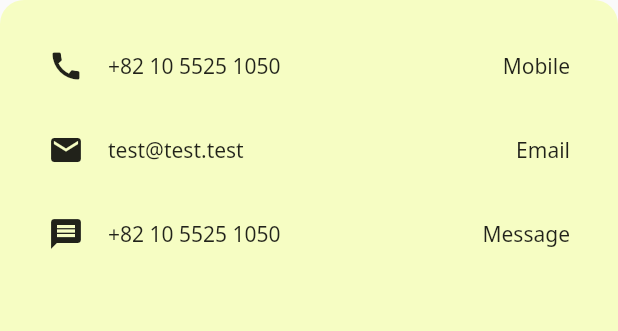
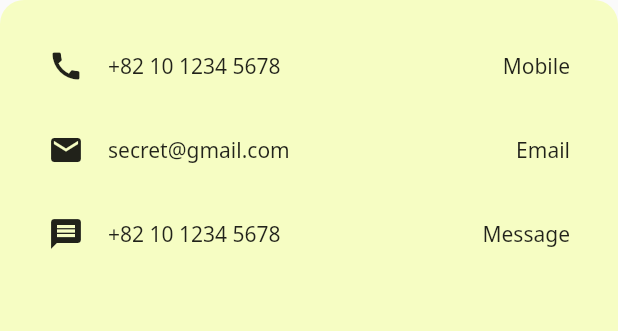
Before and after one commit to zladb/hamging_chat, a Flutter app: the _Contacts widget shown alone on an empty page, opened directly with sample values from the repository, on a phone screen of 412 x 824 dp. Shown: the top 331 px of the screen. Run offline on Flutter 3.47's test engine with Material 2 defaults, Android fonts, the light colour scheme and no system bars; our stand-ins replace cloud_firestore, email_validator, firebase_auth, firebase_core, firebase_storage, flutter_riverpod and 4 more; missing offline and left inert: image_picker_web; accounts and stored records are empty; network calls fail.

Commit message:
개인정보 보호 업데이트
이메일이 프로필에서 노출되지 않습니다.

```diff
--- a/lib/screen/user/mypage/my_page_screen.dart
+++ b/lib/screen/user/mypage/my_page_screen.dart
@@ -166,7 +166,7 @@ class _Contacts extends StatelessWidget {
               children: [
                 Icon(Icons.call),
                 SizedBox(width: 16),
-                Expanded(child: Text('+82 10 5525 1050')),
+                Expanded(child: Text('+82 10 1234 5678')),
                 SizedBox(width: 16),
                 Text('Mobile'),
               ],
@@ -178,7 +178,7 @@ class _Contacts extends StatelessWidget {
               children: [
                 const Icon(Icons.mail),
                 const SizedBox(width: 16),
-                Expanded(child: Text(user.email)),
+                Expanded(child: Text('secret@gmail.com')),
                 const SizedBox(width: 16),
                 const Text('Email'),
               ],
@@ -190,7 +190,7 @@ class _Contacts extends StatelessWidget {
               children: [
                 Icon(Icons.message),
                 SizedBox(width: 16),
-                Expanded(child: Text('+82 10 5525 1050')),
+                Expanded(child: Text('+82 10 1234 5678')),
                 SizedBox(width: 16),
                 Text('Message'),
               ],
--- a/lib/screen/user/mypage/user_page_screen.dart
+++ b/lib/screen/user/mypage/user_page_screen.dart
@@ -113,7 +113,7 @@ class _MyPageState extends ConsumerState<UserPage> {
               children: [
                 const Icon(Icons.mail),
                 const SizedBox(width: 16),
-                Expanded(child: Text(widget.user.email)),
+                Expanded(child: Text('secret@gmail.com')),
                 const SizedBox(width: 16),
                 const Text('Email'),
               ],
```
